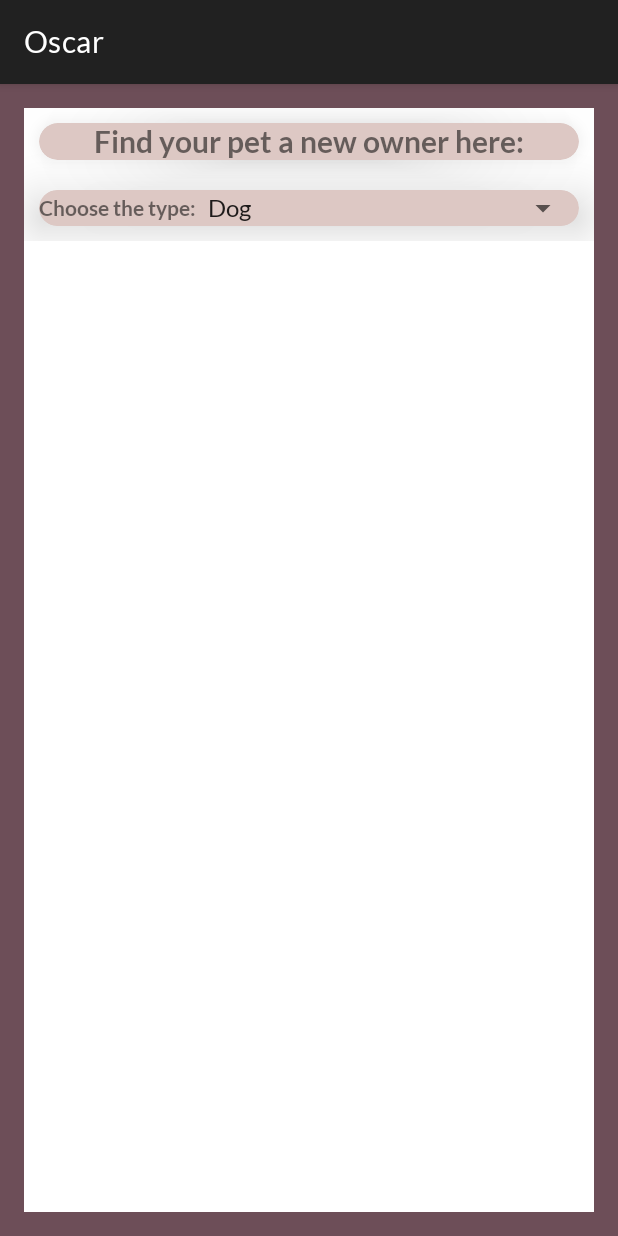
After one commit to andree25/FinalApp, an Android app: the fragment PetFragment shown on its own in the app's theme, on a phone screen of 412 x 824 dp. The commit adds this screen. Run offline under Robolectric (Android 15) with nearby library versions, the phone set to English and light mode, and no system bars.

Commit message:
start of pet fragment

```diff
--- /dev/null
+++ b/app/src/main/java/com/app/finalapp/ui/pet/PetFragment.java
@@ -0,0 +1,49 @@
+package com.app.finalapp.ui.pet;
+
+import androidx.annotation.NonNull;
+import androidx.annotation.Nullable;
+import androidx.fragment.app.Fragment;
+import androidx.lifecycle.ViewModelProvider;
+
+import android.os.Bundle;
+import android.view.LayoutInflater;
+import android.view.View;
+import android.view.ViewGroup;
+import android.widget.ArrayAdapter;
+import android.widget.Spinner;
+
+import com.app.finalapp.R;
+
+public class PetFragment extends Fragment {
+
+    private PetViewModel mViewModel;
+    private Spinner petTypeSpinner;
+
+    public static PetFragment newInstance() {
+        return new PetFragment();
+    }
+
+    @Override
+    public View onCreateView(@NonNull LayoutInflater inflater, @Nullable ViewGroup container,
+                             @Nullable Bundle savedInstanceState) {
+        View view = inflater.inflate(R.layout.fragment_pet, container, false);
+
+        petTypeSpinner = view.findViewById(R.id.pet_type_spinner);
+
+        ArrayAdapter<CharSequence> adapter = ArrayAdapter.createFromResource(getContext(),
+                R.array.animal_types, android.R.layout.simple_spinner_item);
+
+        adapter.setDropDownViewResource(android.R.layout.simple_spinner_dropdown_item);
+
+        petTypeSpinner.setAdapter(adapter);
+
+        return view;
+    }
+
+    @Override
+    public void onActivityCreated(@Nullable Bundle savedInstanceState) {
+        super.onActivityCreated(savedInstanceState);
+        mViewModel = new ViewModelProvider(this).get(PetViewModel.class);
+        // TODO: Use the ViewModel
+    }
+}
--- /dev/null
+++ b/app/src/main/java/com/app/finalapp/ui/pet/PetViewModel.java
@@ -0,0 +1,7 @@
+package com.app.finalapp.ui.pet;
+
+import androidx.lifecycle.ViewModel;
+
+public class PetViewModel extends ViewModel {
+    // TODO: Implement the ViewModel
+}
--- /dev/null
+++ b/app/src/main/res/layout/fragment_pet.xml
@@ -0,0 +1,81 @@
+<?xml version="1.0" encoding="utf-8"?>
+<androidx.constraintlayout.widget.ConstraintLayout xmlns:android="http://schemas.android.com/apk/res/android"
+    xmlns:app="http://schemas.android.com/apk/res-auto"
+    xmlns:tools="http://schemas.android.com/tools"
+    android:layout_width="match_parent"
+    android:layout_height="match_parent"
+    android:background="@color/colorSecondary"
+    android:orientation="vertical"
+    android:padding="16dp"
+    tools:context=".ui.pet.PetFragment">
+
+    <ScrollView
+        android:layout_width="match_parent"
+        android:layout_height="match_parent"
+        android:background="@color/white">
+
+        <LinearLayout
+            android:layout_width="match_parent"
+            android:layout_height="wrap_content"
+            android:orientation="vertical">
+
+            <androidx.cardview.widget.CardView
+                android:layout_width="match_parent"
+                android:layout_height="wrap_content"
+                android:layout_margin="10dp"
+                android:layout_weight="1"
+                app:cardBackgroundColor="@color/colorAccent"
+                app:cardCornerRadius="20dp"
+                app:cardElevation="20dp">
+
+                <RelativeLayout
+                    android:layout_width="match_parent"
+                    android:layout_height="wrap_content">
+
+
+                    <TextView
+                        android:id="@+id/title_textview"
+                        android:layout_width="wrap_content"
+                        android:layout_height="wrap_content"
+                        android:layout_centerInParent="true"
+                        android:textSize="20dp"
+                        android:fontFamily="@font/lato_bold"
+                        android:text="@string/pet_title" />
+
+
+                </RelativeLayout>
+            </androidx.cardview.widget.CardView>
+
+            <androidx.cardview.widget.CardView
+                android:layout_width="match_parent"
+                android:layout_height="wrap_content"
+                android:layout_margin="10dp"
+                android:layout_weight="1"
+                app:cardBackgroundColor="@color/colorAccent"
+                app:cardCornerRadius="20dp"
+                app:cardElevation="20dp">
+
+                <RelativeLayout
+                    android:layout_width="match_parent"
+                    android:layout_height="wrap_content">
+
+
+                    <TextView
+                        android:id="@+id/type_textview"
+                        android:layout_width="wrap_content"
+                        android:layout_height="wrap_content"
+                        android:layout_centerVertical="true"
+                        android:fontFamily="@font/lato_bold"
+                        android:text="@string/type_animal" />
+
+                    <Spinner
+                        android:id="@+id/pet_type_spinner"
+                        android:layout_width="match_parent"
+                        android:layout_height="wrap_content"
+                        android:layout_toEndOf="@+id/type_textview" />
+
+                </RelativeLayout>
+            </androidx.cardview.widget.CardView>
+        </LinearLayout>
+    </ScrollView>
+</androidx.constraintlayout.widget.ConstraintLayout>
--- a/app/src/main/res/values/strings.xml
+++ b/app/src/main/res/values/strings.xml
@@ -45,4 +45,18 @@
     <string name="donation_cause_name_hint">Cause / Organization name</string>
     <string name="reset_collected">Reset the collected amount from donations</string>
 
+    <!--Pet-->
+    <string name="pet">Pet</string>
+    <string name="pet_title">Find your pet a new owner here:</string>
+    <string name="type_animal">Choose the type: </string>
+    <string-array name="animal_types">
+        <item>Dog</item>
+        <item>Cat</item>
+        <item>Bunny</item>
+        <item>Hamster</item>
+        <item>Guinea Pig</item>
+        <item>Parrot</item>
+        <item>Fishes</item>
+        <item>Other</item>
+    </string-array>
 </resources>
```
Also changed, not shown: app/src/main/java/com/app/finalapp/ui/adoption/AdoptionFragment.java (+12 -3 lines), app/src/main/res/drawable/dog_add_button.xml (added, +15 -0 lines), app/src/main/res/layout/fragment_adoption.xml (+18 -2 lines), app/src/main/res/navigation/mobile_navigation.xml (+12 -1 lines).
